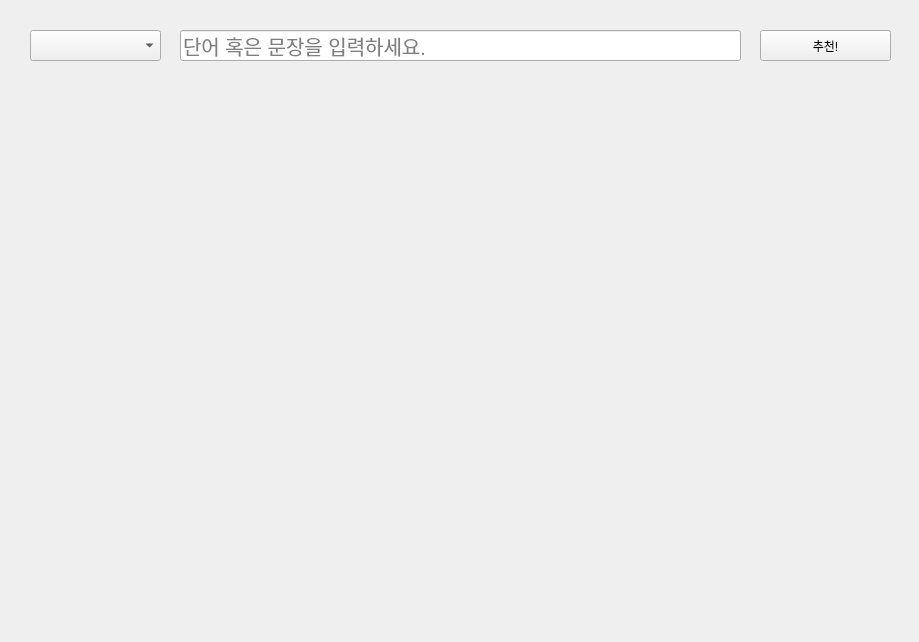
isocy/how_about_this_place, file app.ui: the form before one commit.
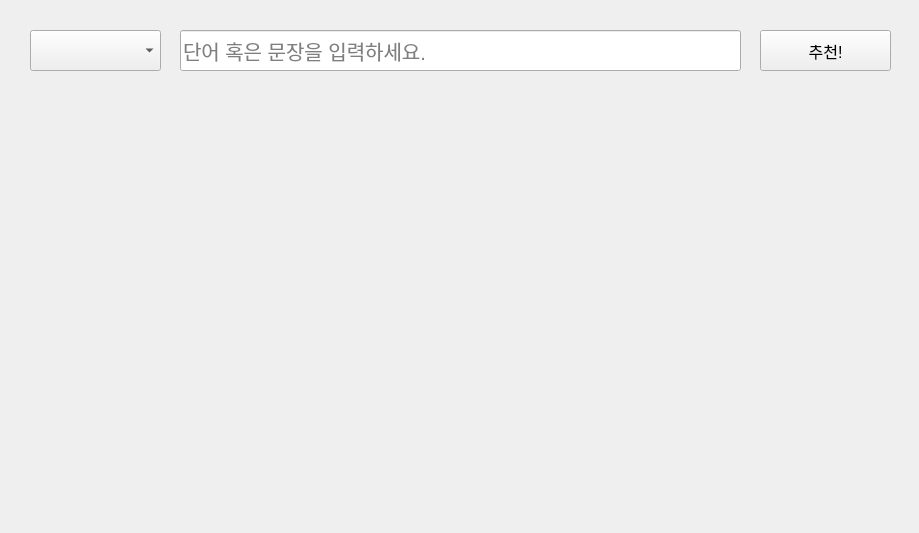
The form after the commit.

Commit message: Implement app

```diff
--- a/app.ui
+++ b/app.ui
@@ -7,7 +7,7 @@
     <x>0</x>
     <y>0</y>
     <width>919</width>
-    <height>642</height>
+    <height>533</height>
    </rect>
   </property>
   <property name="windowTitle">
@@ -19,9 +19,14 @@
      <x>30</x>
      <y>30</y>
      <width>131</width>
-     <height>31</height>
+     <height>41</height>
     </rect>
    </property>
+   <property name="font">
+    <font>
+     <pointsize>12</pointsize>
+    </font>
+   </property>
   </widget>
   <widget class="QLineEdit" name="lineEdit">
    <property name="geometry">
@@ -29,7 +34,7 @@
      <x>180</x>
      <y>30</y>
      <width>561</width>
-     <height>31</height>
+     <height>41</height>
     </rect>
    </property>
    <property name="font">
@@ -50,9 +55,14 @@
      <x>760</x>
      <y>30</y>
      <width>131</width>
-     <height>31</height>
+     <height>41</height>
     </rect>
    </property>
+   <property name="font">
+    <font>
+     <pointsize>12</pointsize>
+    </font>
+   </property>
    <property name="text">
     <string>추천!</string>
    </property>
@@ -60,10 +70,10 @@
   <widget class="QLabel" name="label_res">
    <property name="geometry">
     <rect>
-     <x>50</x>
-     <y>80</y>
-     <width>821</width>
-     <height>521</height>
+     <x>80</x>
+     <y>110</y>
+     <width>751</width>
+     <height>381</height>
     </rect>
    </property>
    <property name="font">
```
Left out of the diff: 25 changed lines with no effect on the pictures. The commit also changes 2 other files.
